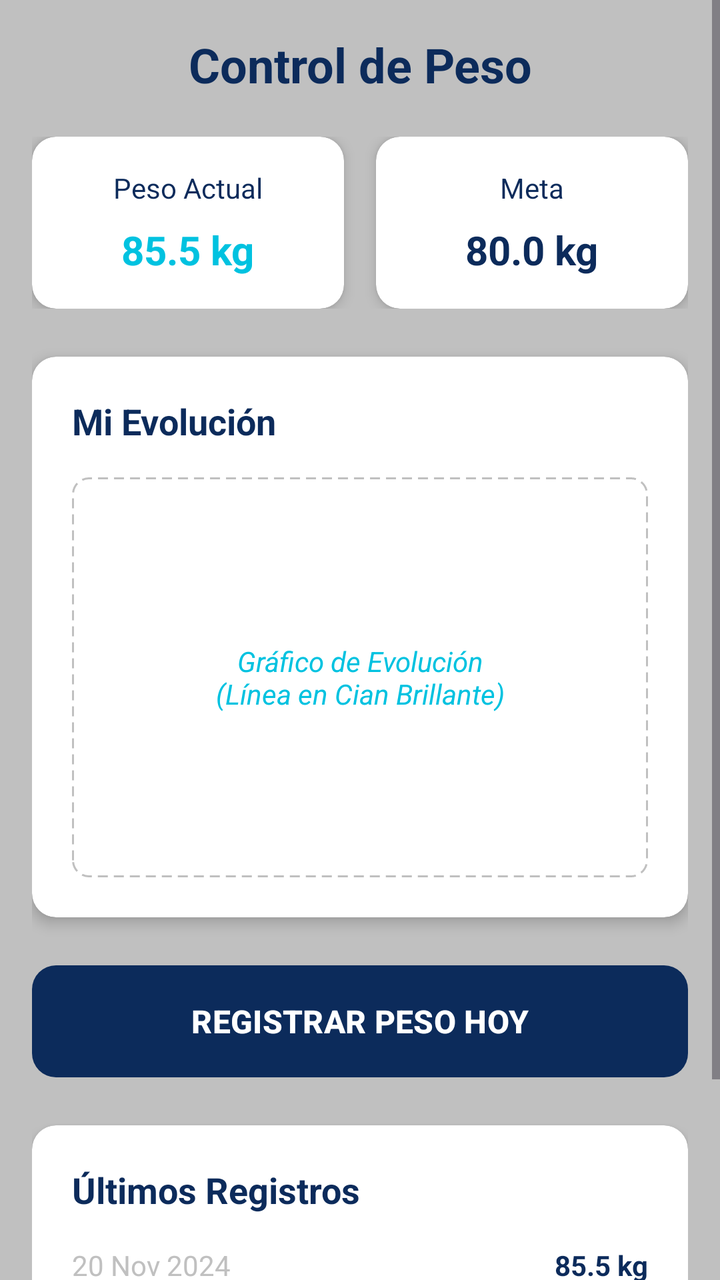
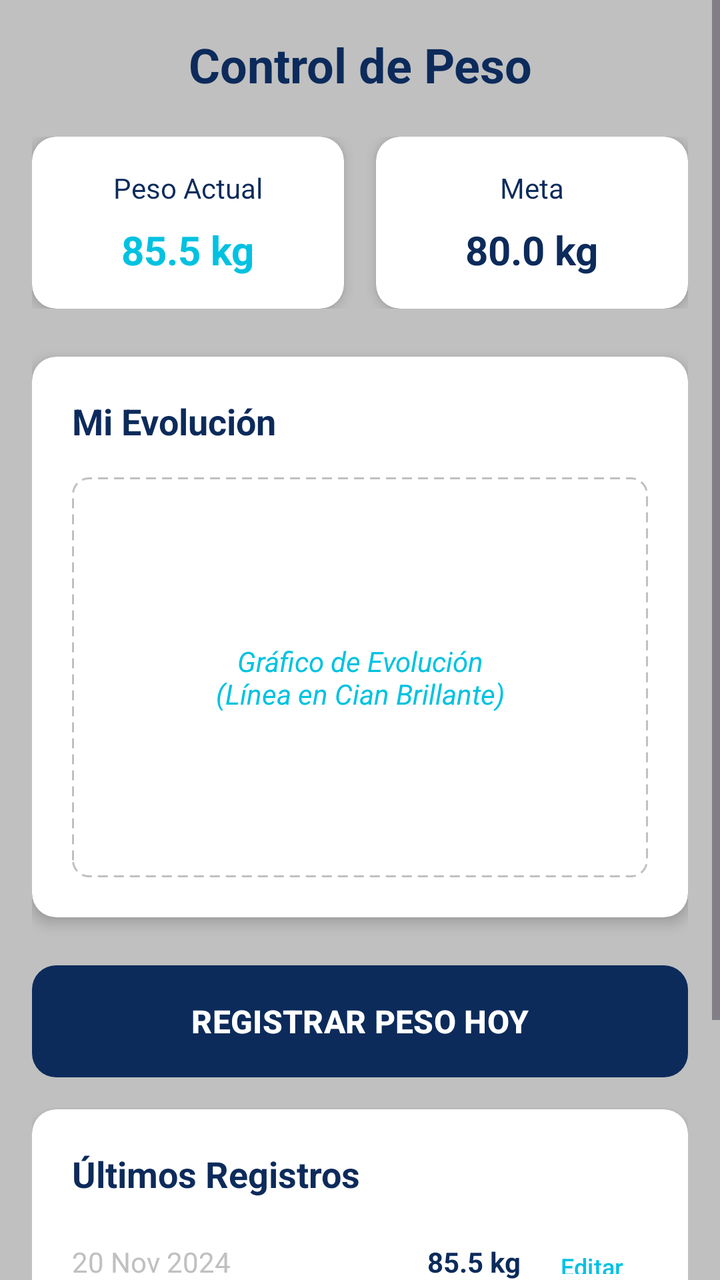

Screens rendered from an Android XML layout before and after an edit, with the pre-edit source and the edit as a unified diff.
<!-- AndroidManifest.xml: application theme Base.Theme.FitTrack -->
<!-- res/layout/fragment_detalle.xml -->
<?xml version="1.0" encoding="utf-8"?>
<ScrollView xmlns:android="http://schemas.android.com/apk/res/android"
    xmlns:app="http://schemas.android.com/apk/res-auto"
    xmlns:tools="http://schemas.android.com/tools"
    android:layout_width="match_parent"
    android:layout_height="match_parent"
    android:background="@color/soft_metric"
    tools:context=".DetalleFragment">

    <LinearLayout
        android:layout_width="match_parent"
        android:layout_height="wrap_content"
        android:orientation="vertical"
        android:padding="16dp">

        
        <TextView
            android:layout_width="match_parent"
            android:layout_height="wrap_content"
            android:text="Control de Peso"
            android:textSize="24sp"
            android:textColor="@color/track_night"
            android:textStyle="bold"
            android:gravity="center"
            android:layout_marginBottom="20dp" />

        
        <LinearLayout
            android:layout_width="match_parent"
            android:layout_height="wrap_content"
            android:orientation="horizontal"
            android:layout_marginBottom="24dp">

            
            <androidx.cardview.widget.CardView
                android:layout_width="0dp"
                android:layout_height="wrap_content"
                android:layout_weight="1"
                android:layout_marginEnd="8dp"
                app:cardBackgroundColor="@color/clean_stat"
                app:cardCornerRadius="12dp"
                app:cardElevation="4dp">

                <LinearLayout
                    android:layout_width="match_parent"
                    android:layout_height="wrap_content"
                    android:orientation="vertical"
                    android:padding="16dp"
                    android:gravity="center">

                    <TextView
                        android:layout_width="wrap_content"
                        android:layout_height="wrap_content"
                        android:text="Peso Actual"
                        android:textSize="14sp"
                        android:textColor="@color/track_night"
                        android:layout_marginBottom="8dp" />

                    <TextView
                        android:id="@+id/tv_peso_actual"
                        android:layout_width="wrap_content"
                        android:layout_height="wrap_content"
                        android:text="85.5 kg"
                        android:textSize="20sp"
                        android:textColor="@color/fit_glow"
                        android:textStyle="bold" />

                </LinearLayout>

            </androidx.cardview.widget.CardView>

            
            <androidx.cardview.widget.CardView
                android:layout_width="0dp"
                android:layout_height="wrap_content"
                android:layout_weight="1"
                android:layout_marginStart="8dp"
                app:cardBackgroundColor="@color/clean_stat"
                app:cardCornerRadius="12dp"
                app:cardElevation="4dp">

                <LinearLayout
                    android:layout_width="match_parent"
                    android:layout_height="wrap_content"
                    android:orientation="vertical"
                    android:padding="16dp"
                    android:gravity="center">

                    <TextView
                        android:layout_width="wrap_content"
                        android:layout_height="wrap_content"
                        android:text="Meta"
                        android:textSize="14sp"
                        android:textColor="@color/track_night"
                        android:layout_marginBottom="8dp" />

                    <TextView
                        android:id="@+id/tv_peso_meta"
                        android:layout_width="wrap_content"
                        android:layout_height="wrap_content"
                        android:text="80.0 kg"
                        android:textSize="20sp"
                        android:textColor="@color/track_night"
                        android:textStyle="bold" />

                </LinearLayout>

            </androidx.cardview.widget.CardView>

        </LinearLayout>

        
        <androidx.cardview.widget.CardView
            android:layout_width="match_parent"
            android:layout_height="wrap_content"
            android:layout_marginBottom="24dp"
            app:cardBackgroundColor="@color/clean_stat"
            app:cardCornerRadius="12dp"
            app:cardElevation="4dp">

            <LinearLayout
                android:layout_width="match_parent"
                android:layout_height="wrap_content"
                android:orientation="vertical"
                android:padding="20dp">

                <TextView
                    android:layout_width="wrap_content"
                    android:layout_height="wrap_content"
                    android:text="Mi Evolución"
                    android:textSize="18sp"
                    android:textColor="@color/track_night"
                    android:textStyle="bold"
                    android:layout_marginBottom="16dp" />

                
                <FrameLayout
                    android:id="@+id/chart_container"
                    android:layout_width="match_parent"
                    android:layout_height="200dp"
                    android:background="@drawable/chart_placeholder_background">

                    
                    <TextView
                        android:layout_width="match_parent"
                        android:layout_height="match_parent"
                        android:text="Gráfico de Evolución\n(Línea en Cian Brillante)"
                        android:gravity="center"
                        android:textColor="@color/fit_glow"
                        android:textStyle="italic" />

                </FrameLayout>

            </LinearLayout>

        </androidx.cardview.widget.CardView>

        
        <Button
            android:id="@+id/btn_registrar_peso"
            android:layout_width="match_parent"
            android:layout_height="56dp"
            android:layout_marginBottom="24dp"
            android:background="@drawable/button_primary"
            android:text="REGISTRAR PESO HOY"
            android:textColor="@color/clean_stat"
            android:textStyle="bold"
            android:textSize="16sp"
            android:elevation="2dp" />

        
        <androidx.cardview.widget.CardView
            android:layout_width="match_parent"
            android:layout_height="wrap_content"
            app:cardBackgroundColor="@color/clean_stat"
            app:cardCornerRadius="12dp"
            app:cardElevation="4dp">

            <LinearLayout
                android:layout_width="match_parent"
                android:layout_height="wrap_content"
                android:orientation="vertical"
                android:padding="20dp">

                <TextView
                    android:layout_width="wrap_content"
                    android:layout_height="wrap_content"
                    android:text="Últimos Registros"
                    android:textSize="18sp"
                    android:textColor="@color/track_night"
                    android:textStyle="bold"
                    android:layout_marginBottom="16dp" />

                
                <LinearLayout
                    android:layout_width="match_parent"
                    android:layout_height="wrap_content"
                    android:orientation="horizontal"
                    android:layout_marginBottom="8dp">

                    <TextView
                        android:layout_width="0dp"
                        android:layout_height="wrap_content"
                        android:layout_weight="1"
                        android:text="20 Nov 2024"
                        android:textSize="14sp"
                        android:textColor="@color/soft_metric" />

                    <TextView
                        android:layout_width="wrap_content"
                        android:layout_height="wrap_content"
                        android:text="85.5 kg"
                        android:textSize="14sp"
                        android:textColor="@color/track_night"
                        android:textStyle="bold" />

                </LinearLayout>

                
                <LinearLayout
                    android:layout_width="match_parent"
                    android:layout_height="wrap_content"
                    android:orientation="horizontal"
                    android:layout_marginBottom="8dp">

                    <TextView
                        android:layout_width="0dp"
                        android:layout_height="wrap_content"
                        android:layout_weight="1"
                        android:text="18 Nov 2024"
                        android:textSize="14sp"
                        android:textColor="@color/soft_metric" />

                    <TextView
                        android:layout_width="wrap_content"
                        android:layout_height="wrap_content"
                        android:text="85.8 kg"
                        android:textSize="14sp"
                        android:textColor="@color/track_night"
                        android:textStyle="bold" />

                </LinearLayout>

                
                <LinearLayout
                    android:layout_width="match_parent"
                    android:layout_height="wrap_content"
                    android:orientation="horizontal"
                    android:layout_marginBottom="8dp">

                    <TextView
                        android:layout_width="0dp"
                        android:layout_height="wrap_content"
                        android:layout_weight="1"
                        android:text="15 Nov 2024"
                        android:textSize="14sp"
                        android:textColor="@color/soft_metric" />

                    <TextView
                        android:layout_width="wrap_content"
                        android:layout_height="wrap_content"
                        android:text="86.2 kg"
                        android:textSize="14sp"
                        android:textColor="@color/track_night"
                        android:textStyle="bold" />

                </LinearLayout>

                
                <LinearLayout
                    android:layout_width="match_parent"
                    android:layout_height="wrap_content"
                    android:orientation="horizontal">

                    <TextView
                        android:layout_width="0dp"
                        android:layout_height="wrap_content"
                        android:layout_weight="1"
                        android:text="12 Nov 2024"
                        android:textSize="14sp"
                        android:textColor="@color/soft_metric" />

                    <TextView
                        android:layout_width="wrap_content"
                        android:layout_height="wrap_content"
                        android:text="86.5 kg"
                        android:textSize="14sp"
                        android:textColor="@color/track_night"
                        android:textStyle="bold" />

                </LinearLayout>

            </LinearLayout>

        </androidx.cardview.widget.CardView>

    </LinearLayout>

</ScrollView>
<!-- resources referenced by this layout -->
<resources>
  <color name="clean_stat">#FFFFFF</color>
  <color name="fit_glow">#00C2E0</color>
  <color name="soft_metric">#C0C0C0</color>
  <color name="track_night">#0C2B5B</color>
  <!-- drawable button_primary (drawable) -->
  <?xml version="1.0" encoding="utf-8"?>
  <shape xmlns:android="http://schemas.android.com/apk/res/android"
      android:shape="rectangle">
      <solid android:color="@color/track_night" />
      <corners android:radius="12dp" />
  </shape>
  <!-- drawable chart_placeholder_background (drawable) -->
  <?xml version="1.0" encoding="utf-8"?>
  <shape xmlns:android="http://schemas.android.com/apk/res/android"
      android:shape="rectangle">
      <solid android:color="@color/clean_stat" />
      <stroke
          android:width="1dp"
          android:color="@color/soft_metric"
          android:dashWidth="5dp"
          android:dashGap="3dp" />
      <corners android:radius="8dp" />
  </shape>
  <style name="Base.Theme.FitTrack" parent="Theme.Material3.DayNight">
          
          <item name="colorPrimary">@color/track_night</item>
          <item name="colorOnPrimary">@color/clean_stat</item>
          <item name="colorPrimaryVariant">@color/track_night</item>
  
          
          <item name="colorSecondary">@color/fit_glow</item>
          <item name="colorOnSecondary">@color/track_night</item>
          <item name="colorSecondaryVariant">@color/progress_neon</item>
  
          
          <item name="colorSurface">@color/app_surface</item>
          <item name="colorOnSurface">@color/track_night</item>
          <item name="android:colorBackground">@color/app_background</item>
          <item name="colorOnBackground">@color/track_night</item>
          <item name="colorSurfaceVariant">@color/app_background</item>
          <item name="android:windowBackground">@color/app_background</item>
  
          
          <item name="colorAccent">@color/fit_glow</item>
  
          
          <item name="android:statusBarColor">@color/track_night</item>
          <item name="android:navigationBarColor">@color/clean_stat</item>
  
          
          <item name="windowActionBar">false</item>
          <item name="windowNoTitle">true</item>
      </style>
  <color name="progress_neon">#A7F000</color>
  <color name="app_surface">#C0C0C0</color>
  <color name="app_background">#C0C0C0</color>
</resources>

<!-- the commit's change to res/layout/fragment_detalle.xml (unified diff, before → after) -->
@@ -17,7 +17,7 @@
         <TextView
             android:layout_width="match_parent"
             android:layout_height="wrap_content"
-            android:text="Control de Peso"
+            android:text="@string/control_peso"
             android:textSize="24sp"
             android:textColor="@color/track_night"
             android:textStyle="bold"
@@ -51,7 +51,7 @@
                     <TextView
                         android:layout_width="wrap_content"
                         android:layout_height="wrap_content"
-                        android:text="Peso Actual"
+                        android:text="@string/peso_actual"
                         android:textSize="14sp"
                         android:textColor="@color/track_night"
                         android:layout_marginBottom="8dp" />
@@ -60,7 +60,7 @@
                         android:id="@+id/tv_peso_actual"
                         android:layout_width="wrap_content"
                         android:layout_height="wrap_content"
-                        android:text="85.5 kg"
+                        android:text="@string/peso_placeholder"
                         android:textSize="20sp"
                         android:textColor="@color/fit_glow"
                         android:textStyle="bold" />
@@ -89,7 +89,7 @@
                     <TextView
                         android:layout_width="wrap_content"
                         android:layout_height="wrap_content"
-                        android:text="Meta"
+                        android:text="@string/meta"
                         android:textSize="14sp"
                         android:textColor="@color/track_night"
                         android:layout_marginBottom="8dp" />
@@ -98,7 +98,7 @@
                         android:id="@+id/tv_peso_meta"
                         android:layout_width="wrap_content"
                         android:layout_height="wrap_content"
-                        android:text="80.0 kg"
+                        android:text="@string/meta_placeholder"
                         android:textSize="20sp"
                         android:textColor="@color/track_night"
                         android:textStyle="bold" />
@@ -127,7 +127,7 @@
                 <TextView
                     android:layout_width="wrap_content"
                     android:layout_height="wrap_content"
-                    android:text="Mi Evolución"
+                    android:text="@string/mi_evolucion"
                     android:textSize="18sp"
                     android:textColor="@color/track_night"
                     android:textStyle="bold"
@@ -144,7 +144,7 @@
                     <TextView
                         android:layout_width="match_parent"
                         android:layout_height="match_parent"
-                        android:text="Gráfico de Evolución\n(Línea en Cian Brillante)"
+                        android:text="@string/grafico_evolucion_placeholder"
                         android:gravity="center"
                         android:textColor="@color/fit_glow"
                         android:textStyle="italic" />
@@ -160,9 +160,9 @@
             android:id="@+id/btn_registrar_peso"
             android:layout_width="match_parent"
             android:layout_height="56dp"
-            android:layout_marginBottom="24dp"
+            android:layout_marginBottom="16dp"
             android:background="@drawable/button_primary"
-            android:text="REGISTRAR PESO HOY"
+            android:text="@string/registrar_peso_hoy"
             android:textColor="@color/clean_stat"
             android:textStyle="bold"
             android:textSize="16sp"
@@ -170,8 +170,11 @@
 
         
         <androidx.cardview.widget.CardView
+            android:id="@+id/card_ingreso_peso"
             android:layout_width="match_parent"
             android:layout_height="wrap_content"
+            android:layout_marginBottom="24dp"
+            android:visibility="gone"
             app:cardBackgroundColor="@color/clean_stat"
             app:cardCornerRadius="12dp"
             app:cardElevation="4dp">
@@ -185,34 +188,119 @@
                 <TextView
                     android:layout_width="wrap_content"
                     android:layout_height="wrap_content"
-                    android:text="Últimos Registros"
+                    android:text="Registrar Nuevo Peso"
                     android:textSize="18sp"
                     android:textColor="@color/track_night"
                     android:textStyle="bold"
                     android:layout_marginBottom="16dp" />
 
+                <com.google.android.material.textfield.TextInputLayout
+                    android:layout_width="match_parent"
+                    android:layout_height="wrap_content"
+                    android:layout_marginBottom="16dp"
+                    android:hint="Peso (kg)"
+                    style="@style/Widget.MaterialComponents.TextInputLayout.OutlinedBox">
+
+                    <com.google.android.material.textfield.TextInputEditText
+                        android:id="@+id/et_nuevo_peso"
+                        android:layout_width="match_parent"
+                        android:layout_height="wrap_content"
+                        android:inputType="numberDecimal"
+                        android:textSize="16sp" />
+
+                </com.google.android.material.textfield.TextInputLayout>
+
+                <LinearLayout
+                    android:layout_width="match_parent"
+                    android:layout_height="wrap_content"
+                    android:orientation="horizontal"
+                    android:gravity="end">
+
+                    <Button
+                        android:id="@+id/btn_cancelar_ingreso"
+                        android:layout_width="wrap_content"
+                        android:layout_height="wrap_content"
+                        android:text="Cancelar"
+                        android:textColor="@color/track_night"
+                        android:background="?attr/selectableItemBackground"
+                        android:layout_marginEnd="8dp"
+                        style="?attr/borderlessButtonStyle" />
+
+                    <Button
+                        android:id="@+id/btn_guardar_peso"
+                        android:layout_width="wrap_content"
+                        android:layout_height="wrap_content"
+                        android:text="Guardar"
+                        android:textColor="@color/clean_stat"
+                        android:background="@drawable/button_primary" />
+
+                </LinearLayout>
+
+            </LinearLayout>
+
+        </androidx.cardview.widget.CardView>
+
+        
+        <androidx.cardview.widget.CardView
+            android:layout_width="match_parent"
+            android:layout_height="wrap_content"
+            app:cardBackgroundColor="@color/clean_stat"
+            app:cardCornerRadius="12dp"
+            app:cardElevation="4dp">
+
+            <LinearLayout
+                android:layout_width="match_parent"
+                android:layout_height="wrap_content"
+                android:orientation="vertical"
+                android:padding="20dp">
+
+                <TextView
+                    android:layout_width="wrap_content"
+                    android:layout_height="wrap_content"
+                    android:text="@string/ultimos_registros"
+                    android:textSize="18sp"
+                    android:textColor="@color/track_night"
+                    android:textStyle="bold"
+                    android:layout_marginBottom="16dp" />
+
                 
                 <LinearLayout
                     android:layout_width="match_parent"
                     android:layout_height="wrap_content"
                     android:orientation="horizontal"
-                    android:layout_marginBottom="8dp">
-
-                    <TextView
+                    android:layout_marginBottom="8dp"
+                    android:gravity="center_vertical">
+
+                    <TextView
+                        android:id="@+id/tv_registro1_fecha"
                         android:layout_width="0dp"
                         android:layout_height="wrap_content"
                         android:layout_weight="1"
-                        android:text="20 Nov 2024"
+                        android:text="@string/registro1_fecha"
                         android:textSize="14sp"
                         android:textColor="@color/soft_metric" />
 
                     <TextView
-                        android:layout_width="wrap_content"
-                        android:layout_height="wrap_content"
-                        android:text="85.5 kg"
-                        android:textSize="14sp"
-                        android:textColor="@color/track_night"
-                        android:textStyle="bold" />
+                        android:id="@+id/tv_registro1_peso"
+                        android:layout_width="wrap_content"
+                        android:layout_height="wrap_content"
+                        android:text="@string/registro1_peso"
+                        android:textSize="14sp"
+                        android:textColor="@color/track_night"
+                        android:textStyle="bold"
+                        android:layout_marginEnd="8dp" />
+
+                    <Button
+                        android:id="@+id/btn_editar_registro1"
+                        android:layout_width="wrap_content"
+                        android:layout_height="32dp"
+                        android:text="Editar"
+                        android:textSize="12sp"
+                        android:textColor="@color/fit_glow"
+                        android:background="?attr/selectableItemBackground"
+                        android:minWidth="0dp"
+                        android:paddingHorizontal="12dp"
+                        style="?attr/borderlessButtonStyle" />
 
                 </LinearLayout>
 
@@ -221,23 +309,39 @@
                     android:layout_width="match_parent"
                     android:layout_height="wrap_content"
                     android:orientation="horizontal"
-                    android:layout_marginBottom="8dp">
-
-                    <TextView
+                    android:layout_marginBottom="8dp"
+                    android:gravity="center_vertical">
+
+                    <TextView
+                        android:id="@+id/tv_registro2_fecha"
                         android:layout_width="0dp"
                         android:layout_height="wrap_content"
                         android:layout_weight="1"
-                        android:text="18 Nov 2024"
+                        android:text="@string/registro2_fecha"
                         android:textSize="14sp"
                         android:textColor="@color/soft_metric" />
 
                     <TextView
-                        android:layout_width="wrap_content"
-                        android:layout_height="wrap_content"
-                        android:text="85.8 kg"
-                        android:textSize="14sp"
-                        android:textColor="@color/track_night"
-                        android:textStyle="bold" />
+                        android:id="@+id/tv_registro2_peso"
+                        android:layout_width="wrap_content"
+                        android:layout_height="wrap_content"
+                        android:text="@string/registro2_peso"
+                        android:textSize="14sp"
+                        android:textColor="@color/track_night"
+                        android:textStyle="bold"
+                        android:layout_marginEnd="8dp" />
+
+                    <Button
+                        android:id="@+id/btn_editar_registro2"
+                        android:layout_width="wrap_content"
+                        android:layout_height="32dp"
+                        android:text="Editar"
+                        android:textSize="12sp"
+                        android:textColor="@color/fit_glow"
+                        android:background="?attr/selectableItemBackground"
+                        android:minWidth="0dp"
+                        android:paddingHorizontal="12dp"
+                        style="?attr/borderlessButtonStyle" />
 
                 </LinearLayout>
 
@@ -246,23 +350,39 @@
                     android:layout_width="match_parent"
                     android:layout_height="wrap_content"
                     android:orientation="horizontal"
-                    android:layout_marginBottom="8dp">
-
-                    <TextView
+                    android:layout_marginBottom="8dp"
+                    android:gravity="center_vertical">
+
+                    <TextView
+                        android:id="@+id/tv_registro3_fecha"
                         android:layout_width="0dp"
                         android:layout_height="wrap_content"
                         android:layout_weight="1"
-                        android:text="15 Nov 2024"
+                        android:text="@string/registro3_fecha"
                         android:textSize="14sp"
                         android:textColor="@color/soft_metric" />
 
                     <TextView
-                        android:layout_width="wrap_content"
-                        android:layout_height="wrap_content"
-                        android:text="86.2 kg"
-                        android:textSize="14sp"
-                        android:textColor="@color/track_night"
-                        android:textStyle="bold" />
+                        android:id="@+id/tv_registro3_peso"
+                        android:layout_width="wrap_content"
+                        android:layout_height="wrap_content"
+                        android:text="@string/registro3_peso"
+                        android:textSize="14sp"
+                        android:textColor="@color/track_night"
+                        android:textStyle="bold"
+                        android:layout_marginEnd="8dp" />
+
+                    <Button
+                        android:id="@+id/btn_editar_registro3"
+                        android:layout_width="wrap_content"
+                        android:layout_height="32dp"
+                        android:text="Editar"
+                        android:textSize="12sp"
+                        android:textColor="@color/fit_glow"
+                        android:background="?attr/selectableItemBackground"
+                        android:minWidth="0dp"
+                        android:paddingHorizontal="12dp"
+                        style="?attr/borderlessButtonStyle" />
 
                 </LinearLayout>
 
@@ -270,23 +390,39 @@
                 <LinearLayout
                     android:layout_width="match_parent"
                     android:layout_height="wrap_content"
-                    android:orientation="horizontal">
-
-                    <TextView
+                    android:orientation="horizontal"
+                    android:gravity="center_vertical">
+
+                    <TextView
+                        android:id="@+id/tv_registro4_fecha"
                         android:layout_width="0dp"
                         android:layout_height="wrap_content"
                         android:layout_weight="1"
-                        android:text="12 Nov 2024"
+                        android:text="@string/registro4_fecha"
                         android:textSize="14sp"
                         android:textColor="@color/soft_metric" />
 
                     <TextView
-                        android:layout_width="wrap_content"
-                        android:layout_height="wrap_content"
-                        android:text="86.5 kg"
-                        android:textSize="14sp"
-                        android:textColor="@color/track_night"
-                        android:textStyle="bold" />
+                        android:id="@+id/tv_registro4_peso"
+                        android:layout_width="wrap_content"
+                        android:layout_height="wrap_content"
+                        android:text="@string/registro4_peso"
+                        android:textSize="14sp"
+                        android:textColor="@color/track_night"
+                        android:textStyle="bold"
+                        android:layout_marginEnd="8dp" />
+
+                    <Button
+                        android:id="@+id/btn_editar_registro4"
+                        android:layout_width="wrap_content"
+                        android:layout_height="32dp"
+                        android:text="Editar"
+                        android:textSize="12sp"
+                        android:textColor="@color/fit_glow"
+                        android:background="?attr/selectableItemBackground"
+                        android:minWidth="0dp"
+                        android:paddingHorizontal="12dp"
+                        style="?attr/borderlessButtonStyle" />
 
                 </LinearLayout>
 
<!-- resource entries referenced after the edit -->
@@ -23,6 +23,23 @@
           android:dashGap="3dp" />
       <corners android:radius="8dp" />
   </shape>
+  <string name="control_peso">Control de Peso</string>
+  <string name="grafico_evolucion_placeholder">Gráfico de Evolución\n(Línea en Cian Brillante)</string>
+  <string name="meta">Meta</string>
+  <string name="meta_placeholder">80.0 kg</string>
+  <string name="mi_evolucion">Mi Evolución</string>
+  <string name="peso_actual">Peso Actual</string>
+  <string name="peso_placeholder">85.5 kg</string>
+  <string name="registrar_peso_hoy">REGISTRAR PESO HOY</string>
+  <string name="registro1_fecha">20 Nov 2024</string>
+  <string name="registro1_peso">85.5 kg</string>
+  <string name="registro2_fecha">18 Nov 2024</string>
+  <string name="registro2_peso">85.8 kg</string>
+  <string name="registro3_fecha">15 Nov 2024</string>
+  <string name="registro3_peso">86.2 kg</string>
+  <string name="registro4_fecha">12 Nov 2024</string>
+  <string name="registro4_peso">86.5 kg</string>
+  <string name="ultimos_registros">Últimos Registros</string>
   <style name="Base.Theme.FitTrack" parent="Theme.Material3.DayNight">
           
           <item name="colorPrimary">@color/track_night</item>
